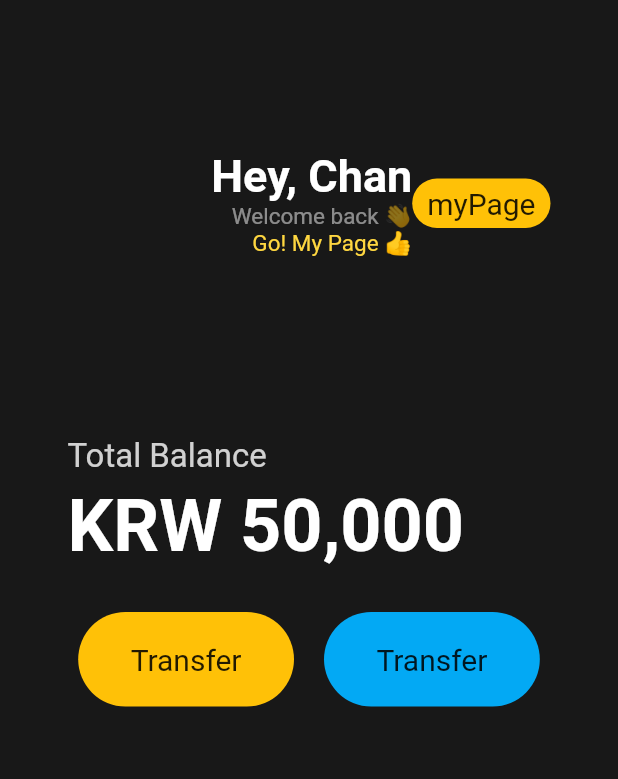
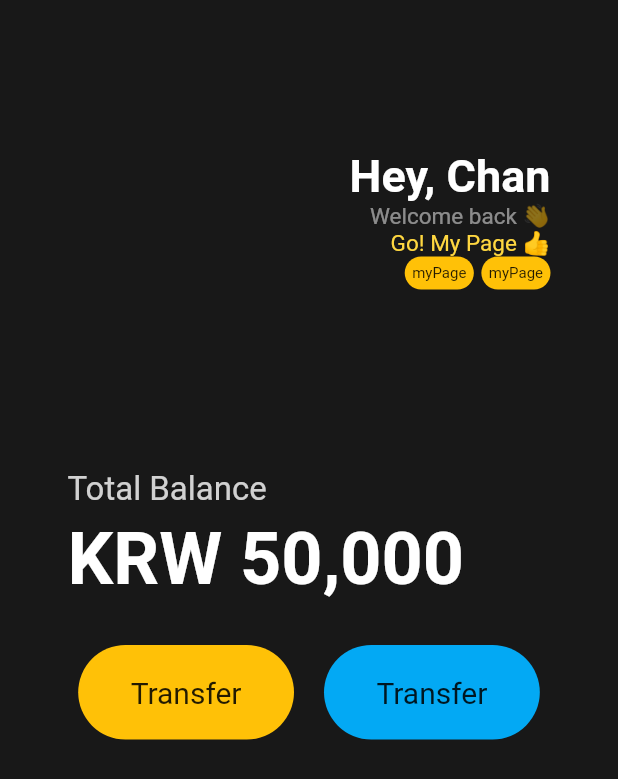
Before and after one commit to Hugekyung/First-Flutter, a Flutter app: the screen it shows after launch, on a phone screen of 412 x 824 dp. Shown: the top 779 px of the screen. Run offline on Flutter 3.47's test engine with Material 2 defaults, Android fonts, the phone set to English and light mode, and no system bars.

Commit message:
feat: Column 아래 Row로 두개의 Container 위젯 생성

```diff
--- a/lib/main.dart
+++ b/lib/main.dart
@@ -54,11 +54,9 @@ class App extends StatelessWidget {
                             color: Colors.amberAccent,
                             fontSize: 15,
                           ),
-                        )
-                      ],
                         ),
                         Row(
-                      crossAxisAlignment: CrossAxisAlignment.start,
+                          mainAxisAlignment: MainAxisAlignment.center,
                           children: [
                             Container(
                               decoration: BoxDecoration(
@@ -68,18 +66,41 @@ class App extends StatelessWidget {
                               child: const Padding(
                                 padding: EdgeInsets.symmetric(
                                   vertical: 5,
-                              horizontal: 10,
+                                  horizontal: 5,
                                 ),
                                 child: Text(
                                   'myPage',
                                   style: TextStyle(
-                                fontSize: 20,
+                                    fontSize: 10,
                                   ),
                                 ),
                               ),
-                        )
+                            ),
+                            const SizedBox(
+                              width: 5,
+                            ),
+                            Container(
+                              decoration: BoxDecoration(
+                                color: Colors.amber,
+                                borderRadius: BorderRadius.circular(45),
+                              ),
+                              child: const Padding(
+                                padding: EdgeInsets.symmetric(
+                                  vertical: 5,
+                                  horizontal: 5,
+                                ),
+                                child: Text(
+                                  'myPage',
+                                  style: TextStyle(
+                                    fontSize: 10,
+                                  ),
+                                ),
+                              ),
+                            ),
                           ],
-                    )
+                        ),
+                      ],
+                    ),
                   ],
                 ),
                 const SizedBox(
```
Lines whose indentation alone changed are shown as unchanged.
